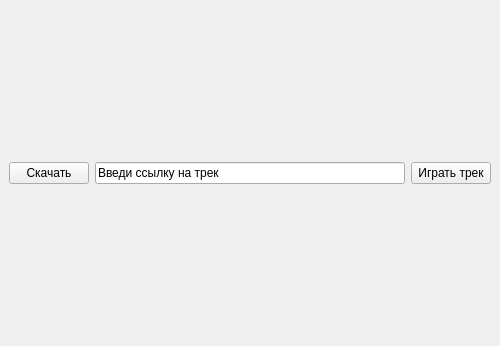
The window that Ui/Main.ui (KirMozor/Yamux) describes before a commit, drawn with Qt 5.
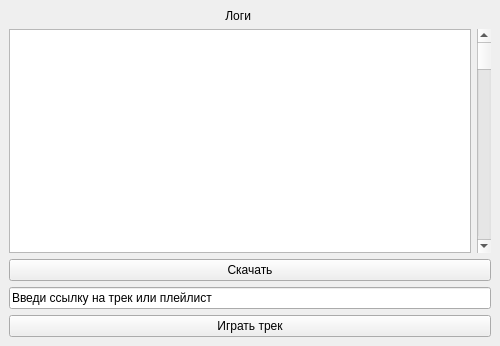
The same window after the commit. Icons and pictures are not drawn.

Patch:
```diff
--- a/Ui/Main.ui
+++ b/Ui/Main.ui
@@ -18,11 +18,34 @@
     <normaloff>Svg/icon.svg</normaloff>Svg/icon.svg</iconset>
   </property>
   <widget class="QWidget" name="centralwidget">
-   <layout class="QVBoxLayout" name="verticalLayout">
+   <layout class="QVBoxLayout" name="verticalLayout_4">
+    <item>
+     <layout class="QVBoxLayout" name="verticalLayout_3">
     <item>
      <layout class="QGridLayout" name="gridLayout">
-      <item row="2" column="0">
-       <layout class="QHBoxLayout" name="horizontalLayout">
+        <item row="1" column="1">
+         <widget class="QTextBrowser" name="showLog">
+          <property name="layoutDirection">
+           <enum>Qt::RightToLeft</enum>
+          </property>
+         </widget>
+        </item>
+        <item row="1" column="2">
+         <widget class="QScrollBar" name="verticalScrollBar">
+          <property name="orientation">
+           <enum>Qt::Vertical</enum>
+          </property>
+         </widget>
+        </item>
+        <item row="0" column="1">
+         <widget class="QLabel" name="label">
+          <property name="text">
+           <string>                                                                 Логи</string>
+          </property>
+         </widget>
+        </item>
+       </layout>
+      </item>
         <item>
          <widget class="QPushButton" name="pushButtonToDownload">
           <property name="text">
@@ -33,7 +56,7 @@
         <item>
          <widget class="QLineEdit" name="writeLinkToPlay">
           <property name="text">
-           <string>Введи ссылку на трек</string>
+         <string>Введи ссылку на трек или плейлист</string>
           </property>
          </widget>
         </item>
@@ -43,8 +66,6 @@
            <string>Играть трек</string>
           </property>
          </widget>
-        </item>
-       </layout>
       </item>
      </layout>
     </item>
```
Left out of the diff: 4 changed lines with no effect on the pictures. Lines whose indentation alone changed are shown as unchanged.
